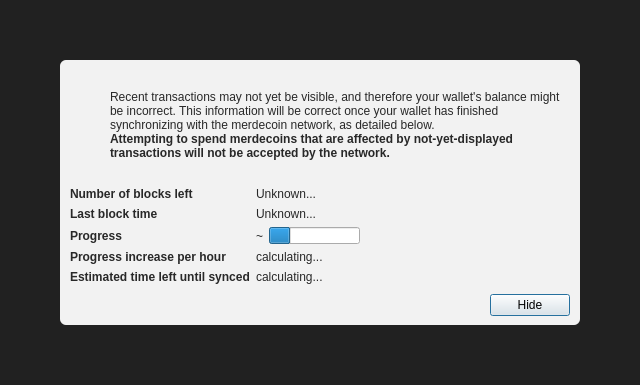
Qt form merdecoin-0.01/src/qt/forms/modaloverlay.ui (merde-libertas/merdecoin) before a commit.
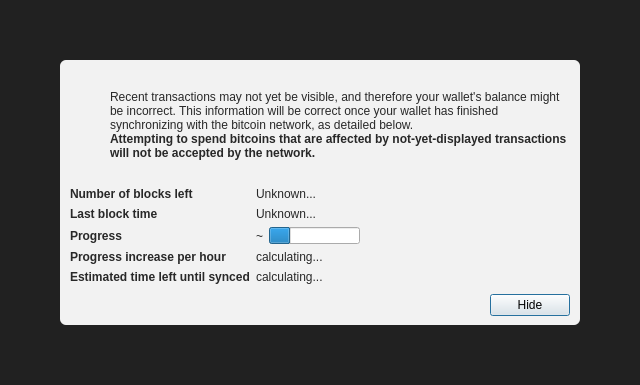
The same form after that commit. Icons and pictures are not drawn. Custom widgets are drawn as their Qt base class.

Patch:
```diff
--- a/merdecoin-0.01/src/qt/forms/modaloverlay.ui
+++ b/merdecoin-0.01/src/qt/forms/modaloverlay.ui
@@ -130,7 +130,7 @@
              <item>
               <widget class="QLabel" name="infoText">
                <property name="text">
-                <string>Recent transactions may not yet be visible, and therefore your wallet's balance might be incorrect. This information will be correct once your wallet has finished synchronizing with the merdecoin network, as detailed below.</string>
+                <string>Recent transactions may not yet be visible, and therefore your wallet's balance might be incorrect. This information will be correct once your wallet has finished synchronizing with the bitcoin network, as detailed below.</string>
                </property>
                <property name="textFormat">
                 <enum>Qt::RichText</enum>
@@ -149,7 +149,7 @@
                 </font>
                </property>
                <property name="text">
-                <string>Attempting to spend merdecoins that are affected by not-yet-displayed transactions will not be accepted by the network.</string>
+                <string>Attempting to spend bitcoins that are affected by not-yet-displayed transactions will not be accepted by the network.</string>
                </property>
                <property name="textFormat">
                 <enum>Qt::RichText</enum>
```
